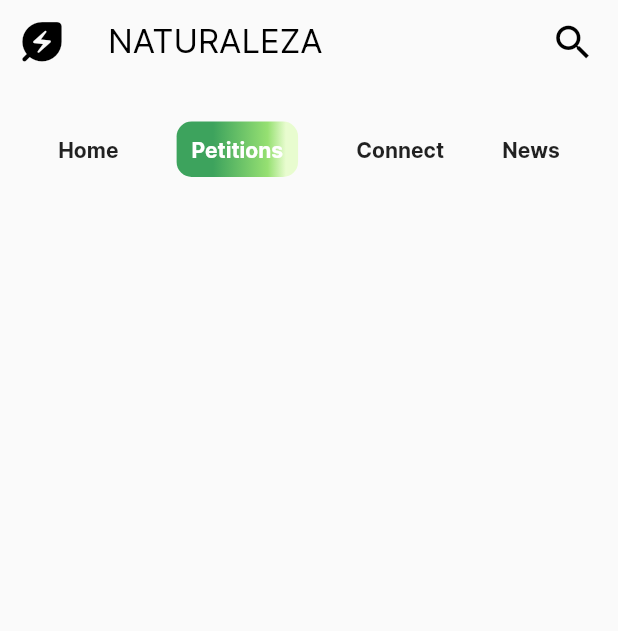
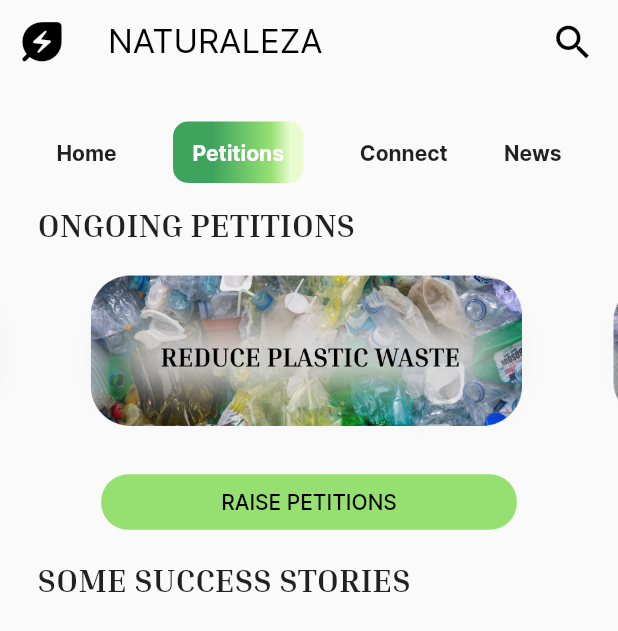
Before and after one commit to AaliyahBeg/Team-TATVA, a Flutter app: the screen it shows after launch, on a phone screen of 412 x 824 dp. Shown: the top 631 px of the screen. Run offline on Flutter 3.47's test engine with Material 2 defaults, Android fonts, the light colour scheme and no system bars; drawn by our look-alikes of carousel_slider.

Commit message:
petitions page half done

```diff
--- a/lib/petitions.dart
+++ b/lib/petitions.dart
@@ -1,10 +1,16 @@
+import 'package:carousel_slider/carousel_slider.dart';
 import 'package:flutter/material.dart';
 
+final List<String> imgs = [
+  'images/pet1.png',
+  'images/pet1.png',
+  'images/pet1.png'
+];
 
 class Petitions extends StatelessWidget {
   const Petitions({Key? key}) : super(key: key);
 
-  // This widget is the root of your application.
+
   @override
   Widget build(BuildContext context) {
     return Scaffold(
@@ -49,7 +55,7 @@ class Petitions extends StatelessWidget {
               GestureDetector(
                   onTap: () => {Navigator.pushNamed(context, '')},
                   child: Container(
-                    padding: EdgeInsets.symmetric(vertical: 10, horizontal: 10),
+                    padding: EdgeInsets.symmetric(vertical: 12, horizontal: 13),
                       decoration: BoxDecoration(
                         borderRadius: BorderRadius.circular(10),
                         gradient: LinearGradient(
@@ -90,7 +96,71 @@ class Petitions extends StatelessWidget {
                       )))
               ),
             ],
-          )
+          ),
+
+          Container(
+            alignment: Alignment.centerLeft,
+            margin: EdgeInsets.symmetric(horizontal: 25, vertical: 15),
+            child: Text(
+              'ONGOING PETITIONS',
+              style: TextStyle(
+                fontFamily: 'Inria',
+                fontSize: 22,
+              ),
+            ),
+          ),
+
+          CarouselSlider(
+              items: imgs.map((item) => Container(
+                child: Center(
+                  child: Image.asset(
+                    item,
+                    width: 4000,
+                  )
+                )
+              )
+              ).toList(),
+              options: CarouselOptions(
+                autoPlay: true,
+                aspectRatio: 3.5,
+                enlargeCenterPage: true,
+              )
+          ),
+
+          SizedBox(height: 15),
+
+          TextButton(
+              onPressed: () {},
+            style: ButtonStyle(
+              backgroundColor: MaterialStateProperty.all<Color>(Color(0xFF96E072)),
+              shape: MaterialStateProperty.all<RoundedRectangleBorder>(
+                  RoundedRectangleBorder(
+                      borderRadius: BorderRadius.circular(18.0),
+                  )
+              ),
+              padding: MaterialStateProperty.all<EdgeInsets>(
+                  EdgeInsets.symmetric(horizontal: 80, vertical: 10)),
+            ),
+              child: Text(
+                  'RAISE PETITIONS',
+                style: TextStyle(
+                    color: Colors.black,
+                  fontFamily: 'Inter',
+                )
+              ),
+          ),
+
+          Container(
+            alignment: Alignment.centerLeft,
+            margin: EdgeInsets.symmetric(horizontal: 25, vertical: 15),
+            child: Text(
+              'SOME SUCCESS STORIES',
+              style: TextStyle(
+                fontFamily: 'Inria',
+                fontSize: 22,
+              ),
+            ),
+          ),
         ]
       )
       )
```
Also changed, not shown: pubspec.yaml (+7 -6 lines), fonts/InriaSerif-Bold.ttf (added), images/pet1.png (added), pubspec.lock.
